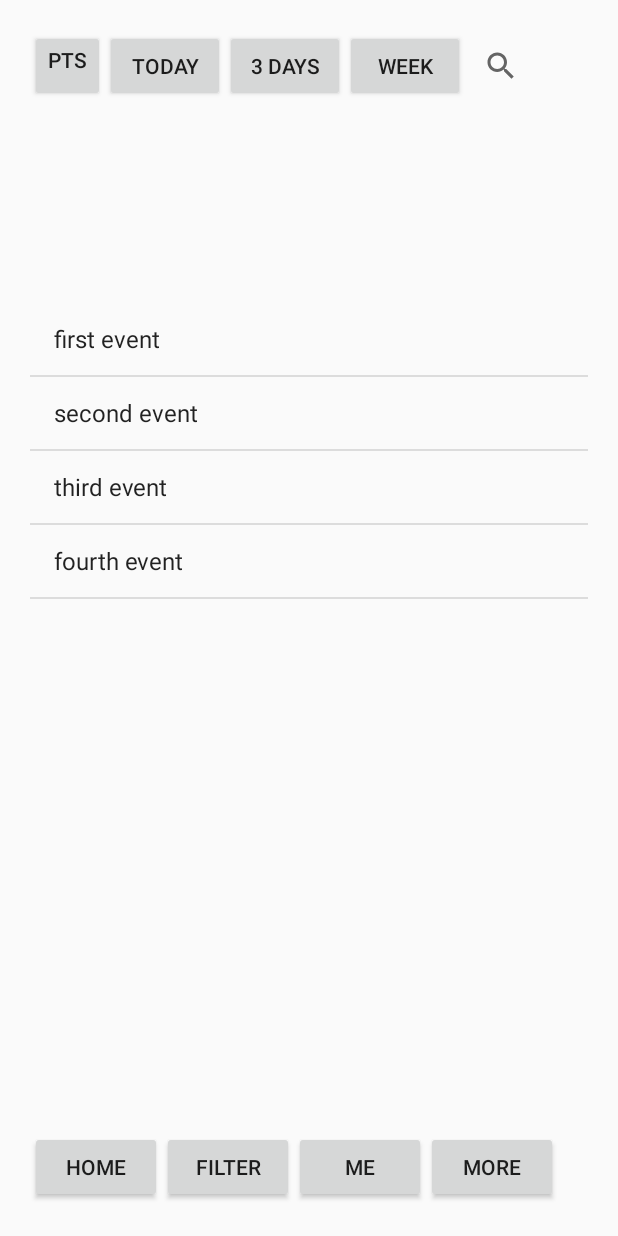
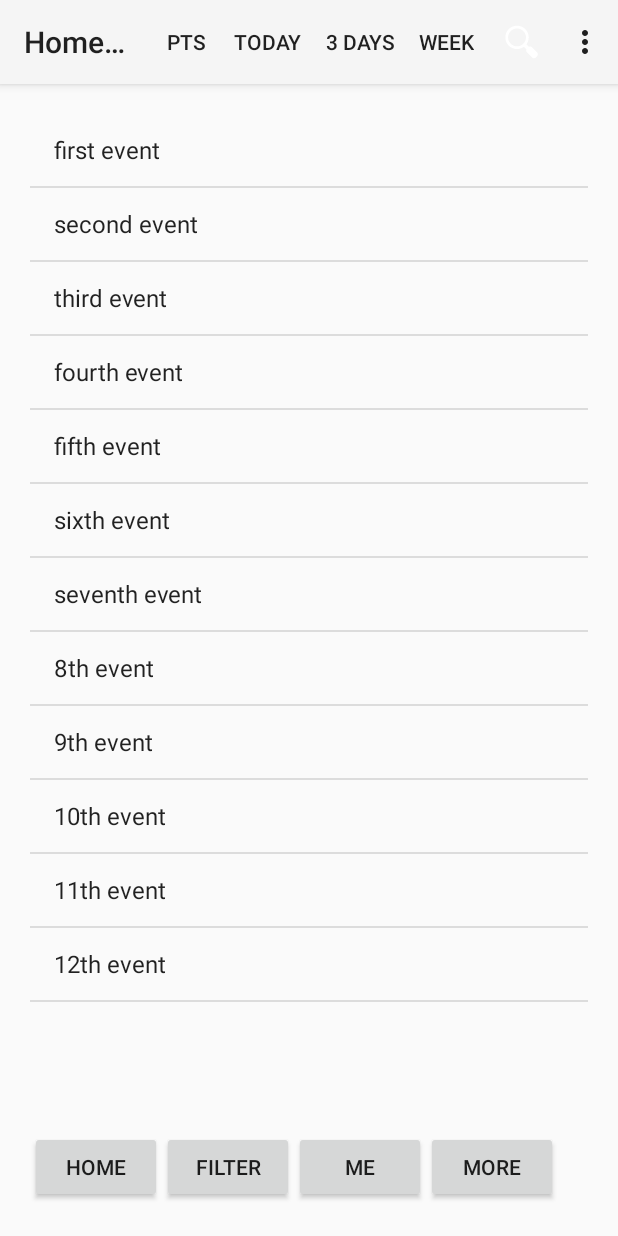
Before and after one commit to FerasDA/ImmiApp, an Android app: the HomeActivity screen opened directly, with no data from a screen before it, on a phone screen of 412 x 824 dp. Run offline under Robolectric (Android 15) with nearby library versions, the phone set to English and light mode, and no system bars.

Commit message:
new action bar layout, events in Home scroll

```diff
--- a/app/src/main/AndroidManifest.xml
+++ b/app/src/main/AndroidManifest.xml
@@ -1,6 +1,8 @@
 <?xml version="1.0" encoding="utf-8"?>
 <manifest xmlns:android="http://schemas.android.com/apk/res/android"
     package="com.immiapp.immiapp" >
+
+    <uses-sdk android:minSdkVersion="7" android:targetSdkVersion="18" />
 
     <application
         android:allowBackup="true"
@@ -25,7 +27,8 @@
          </activity>
         <activity
             android:name=".HomeActivity"
-            android:label="HomeActivity">
+            android:label="HomeActivity"
+            android:theme="@style/Theme.AppCompat.Light">
         </activity>
     </application>
 
--- a/app/src/main/java/com/immiapp/immiapp/LoginActivity.java
+++ b/app/src/main/java/com/immiapp/immiapp/LoginActivity.java
@@ -60,7 +60,7 @@ public class LoginActivity extends Activity implements View.OnClickListener {
 
             // in the future this should bring up the Immi Home screen
             //but now we'll just use the signup activity as an example.
-            startActivity(new Intent(this, PreferencesActivity.class));
+            startActivity(new Intent(this, HomeActivity.class));
             finish();
         } else {
             // Try again?
--- a/app/src/main/res/layout/activity_home.xml
+++ b/app/src/main/res/layout/activity_home.xml
@@ -7,53 +7,12 @@
     android:padding="20dp"
     android:weightSum="1">
 
-    <LinearLayout
-        android:orientation="horizontal"
-        android:layout_width="match_parent"
-        android:layout_height="wrap_content"
-        android:layout_gravity="center_horizontal">
-
-        <!--search button-->
-        <Button
-            android:layout_width="50dp"
-            android:layout_height="match_parent"
-            android:text="pts"
-            android:id="@+id/immi_points"
-            android:layout_gravity="left"
-            android:gravity="start" />
-
-        <Button
-            android:layout_width="80dp"
-            android:layout_height="wrap_content"
-            android:text="@string/today"
-            android:id="@+id/today"
-            android:gravity="center" />
-        <Button
-            android:layout_width="80dp"
-            android:layout_height="wrap_content"
-            android:text="@string/three_days"
-            android:id="@+id/three_days"
-            android:gravity="center" />
-        <Button
-            android:layout_width="80dp"
-            android:layout_height="wrap_content"
-            android:text="@string/week"
-            android:id="@+id/week"
-            android:gravity="center" />
-
-        <!--immi points, need to be added from database-->
-        <SearchView
-            android:layout_width="wrap_content"
-            android:layout_height="wrap_content"
-            android:id="@+id/searchView"
-            android:gravity="end" />
-    </LinearLayout>
-
     <ListView
         android:id="@+id/events_list"
-        android:layout_centerInParent="true"
         android:layout_width="match_parent"
-        android:layout_height="420dp" >
+        android:layout_height="match_parent"
+        android:layout_centerHorizontal="true"
+        android:layout_alignParentTop="true">
     </ListView>
 
     <LinearLayout
@@ -61,7 +20,8 @@
         android:layout_width="match_parent"
         android:layout_height="50dp"
         android:layout_gravity="center_horizontal"
-        android:layout_alignParentBottom="true">
+        android:layout_alignParentBottom="true"
+        android:id="@+id/linearLayout2">
 
         <Button
             android:layout_width="wrap_content"
--- /dev/null
+++ b/app/src/main/res/layout/activity_new_event.xml
@@ -0,0 +1,6 @@
+<?xml version="1.0" encoding="utf-8"?>
+<LinearLayout xmlns:android="http://schemas.android.com/apk/res/android"
+    android:orientation="vertical" android:layout_width="match_parent"
+    android:layout_height="match_parent">
+
+</LinearLayout>
--- a/app/src/main/res/layout/activity_preferences.xml
+++ b/app/src/main/res/layout/activity_preferences.xml
@@ -108,14 +108,14 @@
         <Button
             android:layout_width="match_parent"
             android:layout_height="wrap_content"
-            android:id="@+id/done"
+            android:id="@+id/done_pref"
             android:text="@string/done"
             android:gravity="center_vertical|center|center_horizontal" />
 
         <Button
             android:layout_width="match_parent"
             android:layout_height="wrap_content"
-            android:id="@+id/cancel"
+            android:id="@+id/cancel_pref"
             android:text="@string/cancel"
             android:gravity="center" />
 
--- /dev/null
+++ b/app/src/main/res/menu/action_bar.xml
@@ -0,0 +1,30 @@
+<?xml version="1.0" encoding="utf-8"?>
+<menu xmlns:android="http://schemas.android.com/apk/res/android"
+      xmlns:ImmiApp="http://schemas.android.com/apk/res-auto">
+
+    <item android:id="@+id/action_pts"
+        android:title="@string/action_points"
+        ImmiApp:showAsAction="always"/>
+
+    <item android:id="@+id/action_today"
+        android:title="@string/action_today"
+        ImmiApp:showAsAction="always"/>
+
+    <item android:id="@+id/action_three_days"
+        android:title="@string/action_three_days"
+        ImmiApp:showAsAction="always"/>
+
+    <item android:id="@+id/action_week"
+        android:title="@string/action_week"
+        ImmiApp:showAsAction="always"/>
+
+    <!-- Search, should appear as action button -->
+    <item android:id="@+id/action_search"
+        android:icon="@mipmap/ic_action_search"
+        android:title="@string/action_search"
+        ImmiApp:showAsAction="always"/>
+    <!-- Settings, should always be in the overflow -->
+    <item android:id="@+id/action_settings"
+        android:title="@string/action_settings"
+        ImmiApp:showAsAction="never" />
+</menu>
--- a/app/src/main/res/values/strings.xml
+++ b/app/src/main/res/values/strings.xml
@@ -44,8 +44,11 @@
     <string name="me_tab">Me</string>
     <string name="more_tab">More</string>
 
-    <string name="today">Today</string>
-    <string name="three_days">3 Days</string>
-    <string name="week">Week</string>
+    <string name="action_points">Pts</string>
+    <string name="action_today">Today</string>
+    <string name="action_three_days">3 Days</string>
+    <string name="action_week">Week</string>
+
+    <string name="action_search">Search</string>
 
 </resources>
```
Also changed, not shown: app/src/main/java/com/immiapp/immiapp/HomeActivity.java (+65 -2 lines), app/src/main/java/com/immiapp/immiapp/PreferencesActivity.java (+9 -1 lines), app/src/main/res/mipmap-hdpi/ic_action_search.png (added), app/src/main/res/mipmap-mdpi/ic_action_search.png (added), app/src/main/res/mipmap-xhdpi/ic_action_search.png (added), app/src/main/res/mipmap-xxhdpi/ic_action_search.png (added), 1 other file.
